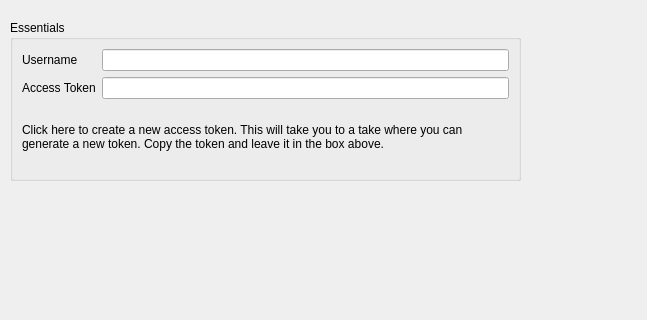
Above: qml/settings.ui from arsham/gistflow before the change; both pictures show x 0 to 647 and y 0 to 320 of the 735 by 405 pixel window. Below: the same form after it.
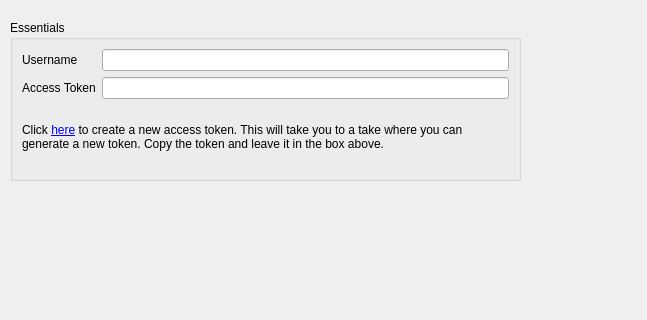
That is the form after the change.

Commit message: add stylesheet refresh the list after the setting has been updated clean up the API

```diff
--- a/qml/settings.ui
+++ b/qml/settings.ui
@@ -59,7 +59,7 @@
       <item row="2" column="0" colspan="2">
        <widget class="QLabel" name="label_3">
         <property name="text">
-         <string>Click here to create a new access token. This will take you to a take where you can generate a new token. Copy the token and leave it in the box above.</string>
+         <string>Click &lt;a href='https://github.com/settings/tokens'&gt;here&lt;/a&gt; to create a new access token. This will take you to a take where you can generate a new token. Copy the token and leave it in the box above.</string>
         </property>
         <property name="wordWrap">
          <bool>true</bool>
```
The commit also changes 24 other files.
